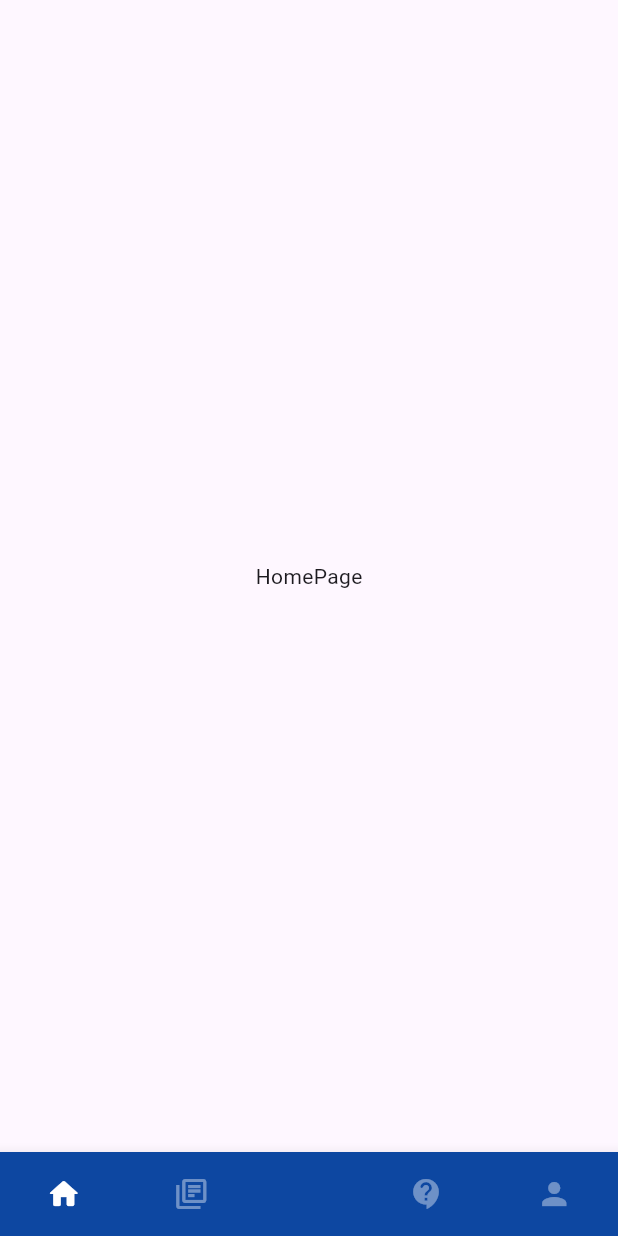
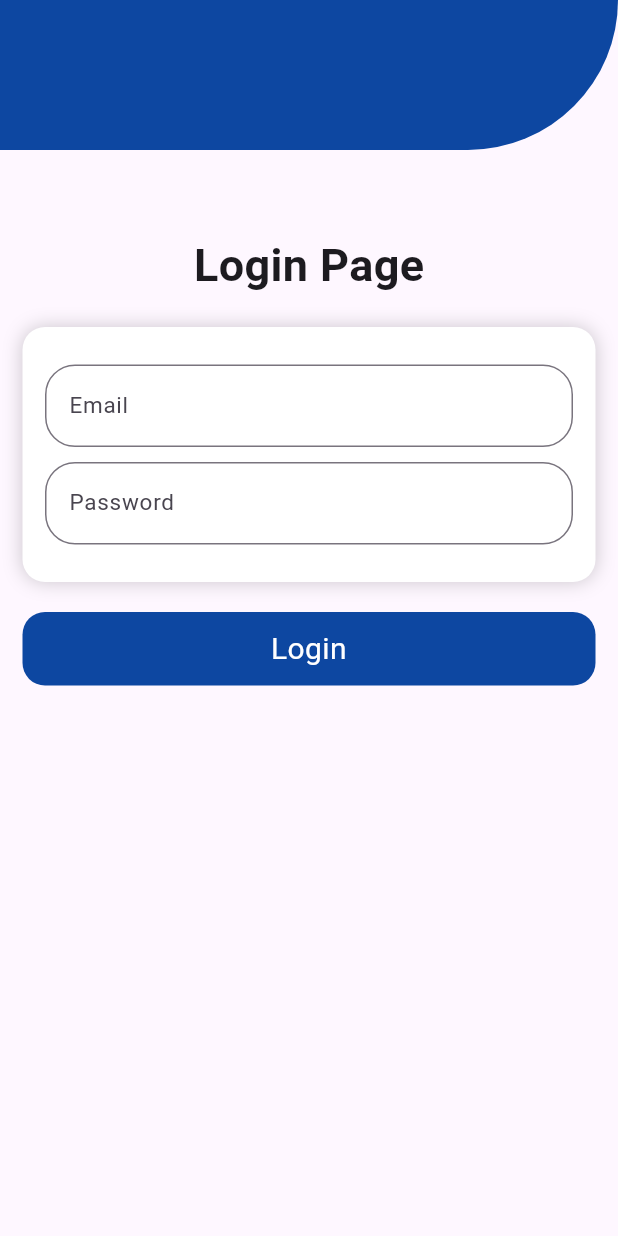
Before and after one commit to luhouyang/hackattack-sakitjantung, a Flutter app: the screen it shows after launch, on a phone screen of 412 x 824 dp. Run offline on Flutter 3.47's test engine with Material 3 defaults, Android fonts, the phone set to English and light mode, and no system bars; drawn by our look-alikes of animated_bottom_navigation_bar; our stand-ins replace cloud_firestore, firebase_auth, firebase_core, flutter_slidable; missing offline and left inert: flutter_notification_listener; accounts and stored records are empty.

Commit message:
Added FireAuth and FireStore with pause button

```diff
--- a/flutterapp/sakitjantung/lib/main.dart
+++ b/flutterapp/sakitjantung/lib/main.dart
@@ -1,12 +1,19 @@
+import 'package:firebase_core/firebase_core.dart';
 import 'package:flutter/material.dart';
 import 'package:provider/provider.dart';
-import 'package:sakitjantung/pages/main_page.dart';
-import 'package:sakitjantung/pages/notification_page.dart';
+import 'package:sakitjantung/pages/auth_stream.dart';
 import 'package:sakitjantung/usecase/navigation_usecase.dart';
+
+// Import the generated file
+import 'firebase_options.dart';
 
 import 'usecase/noti_listener_usecase.dart';
 
-void main() {
+void main() async {
+  WidgetsFlutterBinding.ensureInitialized();
+  await Firebase.initializeApp(
+    options: DefaultFirebaseOptions.currentPlatform,
+  );
   runApp(const MainApp());
 }
 
@@ -29,7 +36,7 @@ class MainApp extends StatelessWidget {
           useMaterial3: true,
         ),
         debugShowCheckedModeBanner: false,
-        home: Scaffold(body: MainPage()),
+        home: Scaffold(body: AuthStreamPage()),
       ),
     );
   }
--- /dev/null
+++ b/flutterapp/sakitjantung/lib/pages/auth_stream.dart
@@ -0,0 +1,23 @@
+import 'package:firebase_auth/firebase_auth.dart';
+import 'package:flutter/material.dart';
+import 'package:sakitjantung/pages/login_page.dart';
+import 'main_page.dart';
+
+class AuthStreamPage extends StatelessWidget {
+  const AuthStreamPage({super.key});
+
+  @override
+  Widget build(BuildContext context) {
+    return StreamBuilder(
+        stream: FirebaseAuth.instance.authStateChanges(),
+        builder: (context, snapshot) {
+          if (snapshot.connectionState == ConnectionState.waiting) {
+            return const CircularProgressIndicator();
+          } else if (snapshot.hasData) {
+            return const MainPage();
+          } else {
+            return const LoginPage();
+          }
+        });
+  }
+}
--- /dev/null
+++ b/flutterapp/sakitjantung/lib/pages/login_page.dart
@@ -0,0 +1,106 @@
+import 'package:flutter/material.dart';
+import 'package:provider/provider.dart';
+import 'package:sakitjantung/widgets/mybutton.dart';
+import 'package:sakitjantung/widgets/mytextbox.dart';
+import '../auth/auth_services.dart';
+import '../usecase/navigation_usecase.dart';
+
+class LoginPage extends StatefulWidget {
+  const LoginPage({super.key});
+
+  @override
+  State<LoginPage> createState() => _LoginPageState();
+}
+
+class _LoginPageState extends State<LoginPage> {
+  final emailController = TextEditingController();
+  final passwordController = TextEditingController();
+  @override
+  void dispose() {
+    emailController.dispose();
+    passwordController.dispose();
+    super.dispose();
+  }
+
+  @override
+  Widget build(BuildContext context) {
+    return Scaffold(
+      body: SingleChildScrollView(
+        child: Column(
+          mainAxisAlignment: MainAxisAlignment.start,
+          crossAxisAlignment: CrossAxisAlignment.center,
+          children: [
+            Container(
+              height: 100,
+              width: double.infinity,
+              decoration: BoxDecoration(
+                  color: Colors.blue[900],
+                  borderRadius: const BorderRadius.only(
+                      bottomRight: Radius.circular(100))),
+            ),
+            const SizedBox(
+              height: 40,
+            ),
+            Padding(
+              padding: const EdgeInsets.all(15),
+              child: Column(
+                children: [
+                  // Image.asset(
+                  //   "./assets/images/fin_logo.png",
+                  //   height: 100,
+                  // ),
+                  const Text(
+                    "Login Page",
+                    style: TextStyle(fontSize: 30, fontWeight: FontWeight.bold),
+                  ),
+                  const SizedBox(
+                    height: 20,
+                  ),
+                  Container(
+                    padding: const EdgeInsets.fromLTRB(10, 20, 10, 20),
+                    decoration: BoxDecoration(
+                        color: Colors.white,
+                        borderRadius: BorderRadius.circular(15),
+                        boxShadow: [
+                          BoxShadow(
+                              color: Colors.black.withOpacity(0.2),
+                              blurRadius: 10)
+                        ]),
+                    child: Column(
+                      children: [
+                        MyTextBox(
+                            controller: emailController, hintText: "Email"),
+                        MyTextBox(
+                          controller: passwordController,
+                          hintText: "Password",
+                        ),
+                      ],
+                    ),
+                  ),
+                  const SizedBox(
+                    height: 20,
+                  ),
+                  MyButton(
+                    color: Colors.blue[900]!,
+                    text: "Login",
+                    onTap: () {
+                      FireAuthService fireAuth = FireAuthService();
+                      fireAuth.signIn(context, emailController.text.trim(),
+                          passwordController.text.trim());
+                      NavigationUseCase navigationUseCase =
+                          Provider.of<NavigationUseCase>(context,
+                              listen: false);
+                      navigationUseCase.changeIdx(0);
+                      emailController.clear();
+                      passwordController.clear();
+                    },
+                  )
+                ],
+              ),
+            ),
+          ],
+        ),
+      ),
+    );
+  }
+}
--- a/flutterapp/sakitjantung/lib/pages/notification_page.dart
+++ b/flutterapp/sakitjantung/lib/pages/notification_page.dart
@@ -24,7 +24,7 @@ class _NotificationPageState extends State<NotificationPage> {
       NotiListenerUseCase eventsUseCase =
           Provider.of<NotiListenerUseCase>(context, listen: false);
       await eventsUseCase.initPlatformState();
-      eventsUseCase.startListening(); // Start listening for notifications
+      eventsUseCase.initializeEventList();
     });
   }
 
@@ -84,7 +84,7 @@ class _NotificationPageState extends State<NotificationPage> {
                 ),
                 (n.dropDownValue == 0)
                     ? FutureBuilder(
-                        future: e.loadEvents(),
+                        future: e.loadEventsFromFirebase(),
                         builder: (context, snapshot) {
                           if (snapshot.connectionState ==
                               ConnectionState.waiting) {
--- /dev/null
+++ b/flutterapp/sakitjantung/lib/widgets/mybutton.dart
@@ -0,0 +1,30 @@
+import 'package:flutter/material.dart';
+
+class MyButton extends StatelessWidget {
+  final Color color;
+  final String text;
+  final VoidCallback onTap;
+  const MyButton(
+      {super.key,
+      required this.color,
+      required this.text,
+      required this.onTap});
+
+  @override
+  Widget build(BuildContext context) {
+    return GestureDetector(
+      onTap: onTap,
+      child: Container(
+        padding: const EdgeInsets.all(10),
+        width: double.infinity,
+        decoration: BoxDecoration(
+            borderRadius: BorderRadius.circular(15), color: color),
+        child: Text(
+          text,
+          textAlign: TextAlign.center,
+          style: const TextStyle(fontSize: 20, color: Colors.white),
+        ),
+      ),
+    );
+  }
+}
--- /dev/null
+++ b/flutterapp/sakitjantung/lib/widgets/mytextbox.dart
@@ -0,0 +1,25 @@
+import 'package:flutter/material.dart';
+
+class MyTextBox extends StatelessWidget {
+  final TextEditingController controller;
+  final String hintText;
+  const MyTextBox(
+      {super.key, required this.controller, required this.hintText});
+
+  @override
+  Widget build(BuildContext context) {
+    return Padding(
+      padding: const EdgeInsets.all(5),
+      child: TextFormField(
+        controller: controller,
+        style: const TextStyle(fontSize: 15),
+        decoration: InputDecoration(
+          hintText: hintText,
+          border: OutlineInputBorder(
+            borderRadius: BorderRadius.circular(20),
+          ),
+        ),
+      ),
+    );
+  }
+}
--- a/flutterapp/sakitjantung/pubspec.yaml
+++ b/flutterapp/sakitjantung/pubspec.yaml
@@ -16,6 +16,9 @@ dependencies:
   ali_auth: ^1.2.7
   http: ^1.2.2
   animated_bottom_navigation_bar: ^1.3.3
+  firebase_auth: ^5.1.3
+  cloud_firestore: ^5.2.0
+  firebase_core: ^3.3.0
 
 dev_dependencies:
   flutter_test:
```
Also changed, not shown: flutterapp/sakitjantung/lib/auth/auth_services.dart (added, +52 -0 lines), flutterapp/sakitjantung/lib/pages/main_page.dart (+21 -2 lines), flutterapp/sakitjantung/lib/pages/profile_page.dart (+67 -7 lines), flutterapp/sakitjantung/lib/usecase/noti_listener_usecase.dart (+107 -17 lines), flutterapp/sakitjantung/lib/firebase_options.dart (added), flutterapp/sakitjantung/pubspec.lock, 9 other files.
